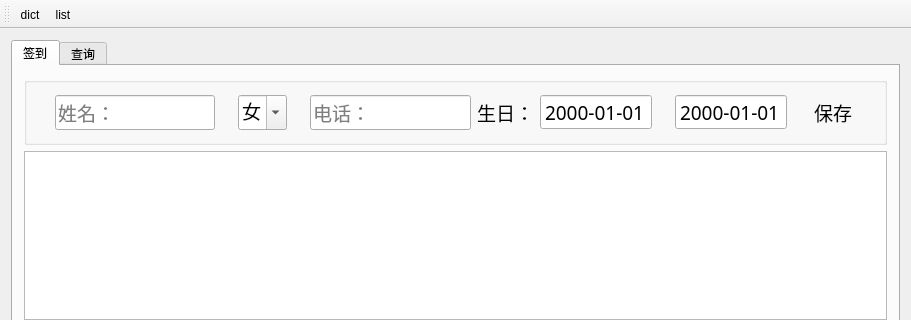
Qt form mainwindow.ui (crouse/memory) before a commit; both pictures show x 0 to 911 and y 0 to 320 of the 911 by 542 pixel window.
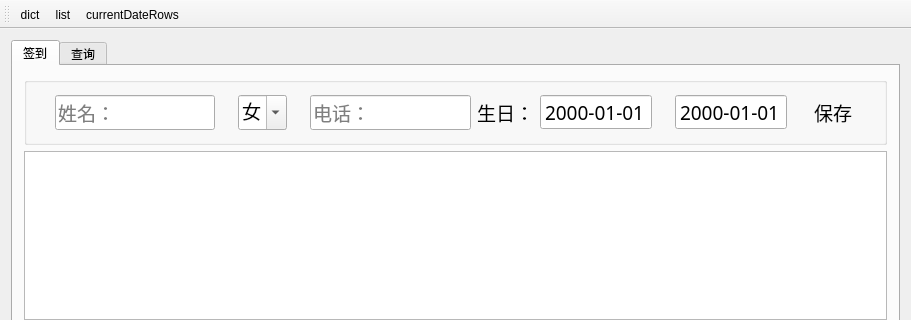
The same form after that commit.

```diff
--- a/mainwindow.ui
+++ b/mainwindow.ui
@@ -238,6 +238,7 @@
    </attribute>
    <addaction name="actionDict"/>
    <addaction name="actionList"/>
+   <addaction name="actionCurrentDateRows"/>
   </widget>
   <action name="actionDict">
    <property name="text">
@@ -249,6 +250,11 @@
     <string>list</string>
    </property>
   </action>
+  <action name="actionCurrentDateRows">
+   <property name="text">
+    <string>currentDateRows</string>
+   </property>
+  </action>
  </widget>
  <layoutdefault spacing="6" margin="11"/>
  <tabstops>
```
Left out of the diff: 6 changed lines with no effect on the pictures.
